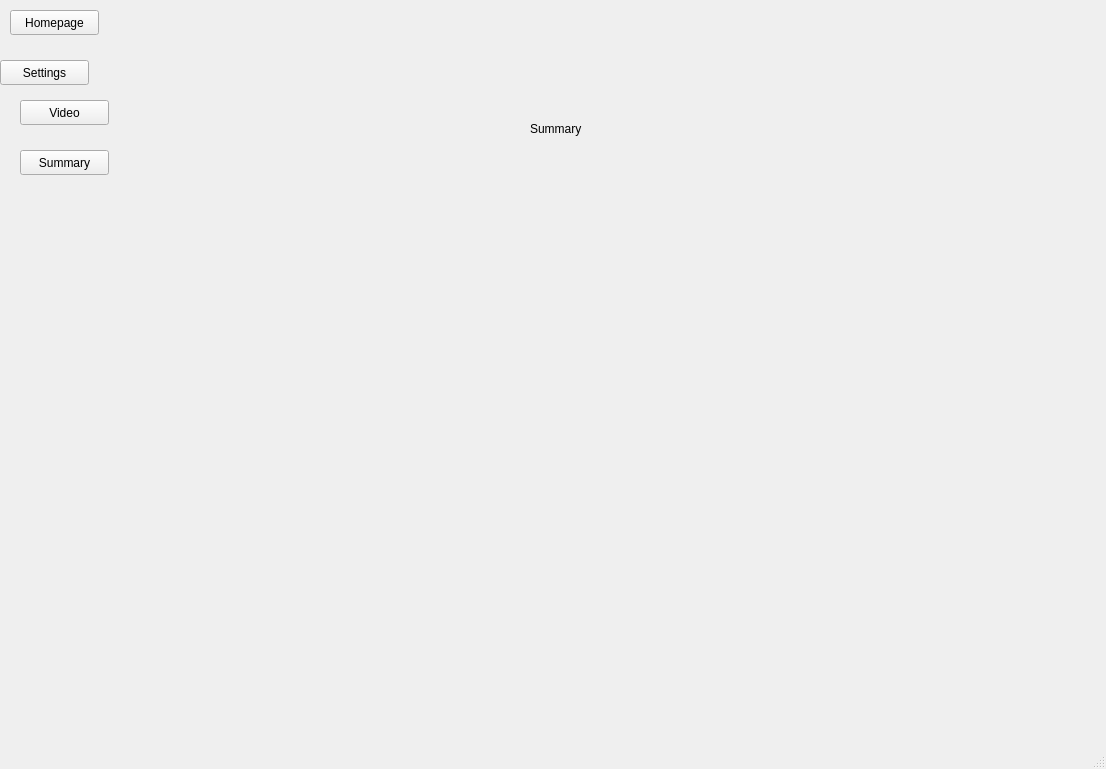
Old version of the form ui/MainView.ui in the repository TheGeniesis/PAK.
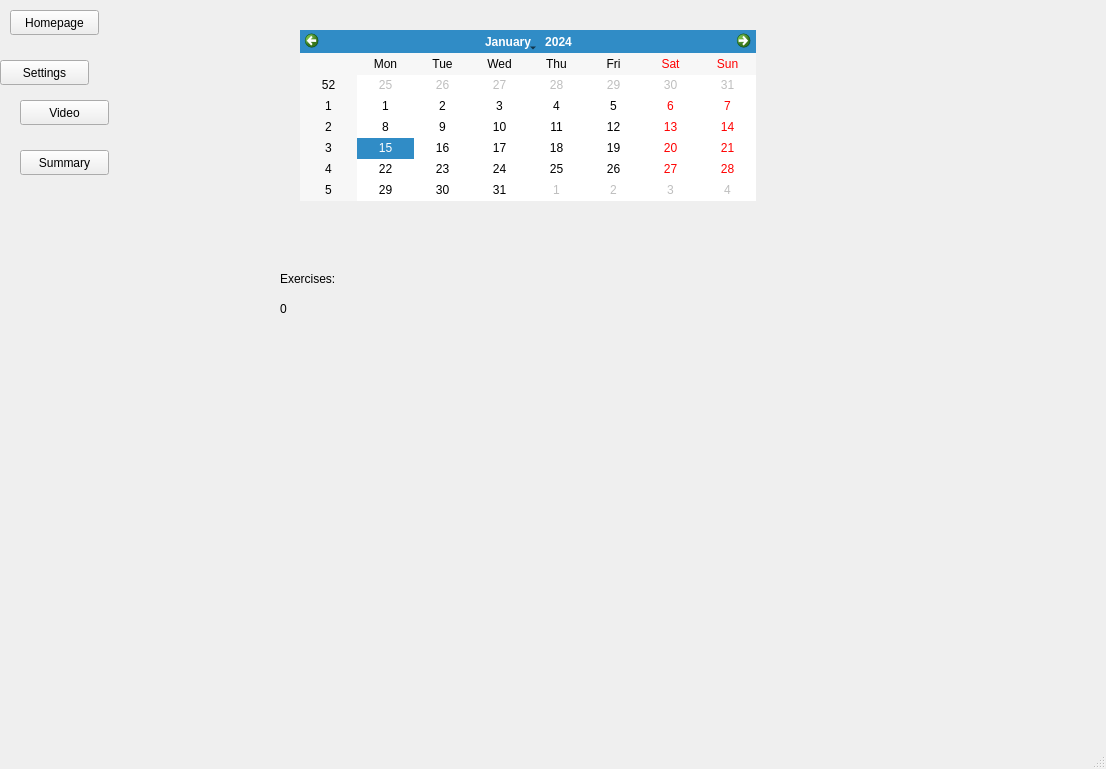
New version of the form. The open tabs and pages were chosen to show the change.

Commit message: Show calendar in summary

Diff of the .ui file:
```diff
--- a/ui/MainView.ui
+++ b/ui/MainView.ui
@@ -441,6 +441,42 @@
        <string>Summary</string>
       </property>
      </widget>
+     <widget class="QCalendarWidget" name="summary_calendar">
+      <property name="geometry">
+       <rect>
+        <x>100</x>
+        <y>10</y>
+        <width>456</width>
+        <height>171</height>
+       </rect>
+      </property>
+     </widget>
+     <widget class="QLabel" name="label_10">
+      <property name="geometry">
+       <rect>
+        <x>80</x>
+        <y>250</y>
+        <width>67</width>
+        <height>17</height>
+       </rect>
+      </property>
+      <property name="text">
+       <string>Exercises:</string>
+      </property>
+     </widget>
+     <widget class="QLabel" name="summary_exercises_amount">
+      <property name="geometry">
+       <rect>
+        <x>80</x>
+        <y>280</y>
+        <width>67</width>
+        <height>17</height>
+       </rect>
+      </property>
+      <property name="text">
+       <string>0</string>
+      </property>
+     </widget>
     </widget>
    </widget>
    <widget class="QPushButton" name="nav_main">
```
Left out of the diff: 2 changed lines with no effect on the pictures. The commit also changes 4 other files.
